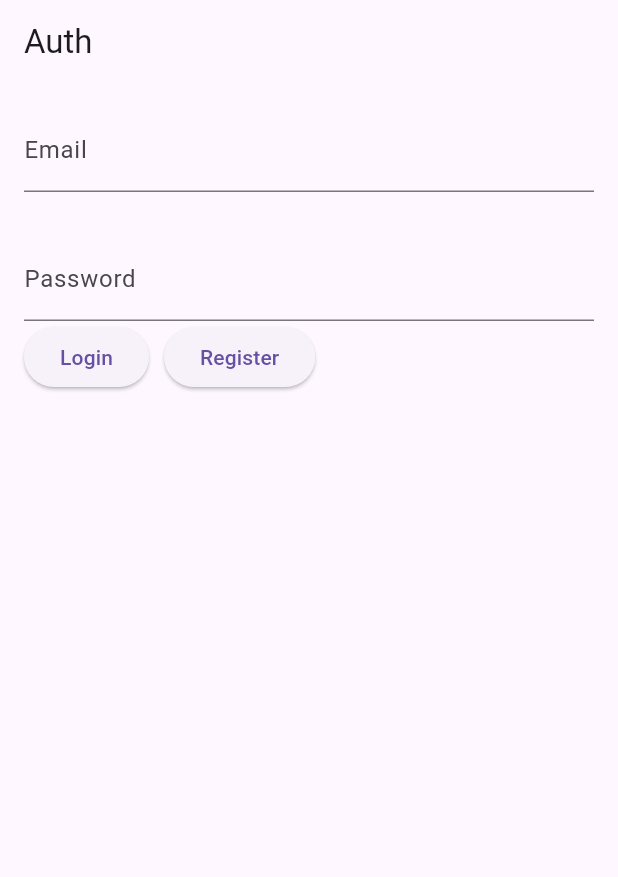
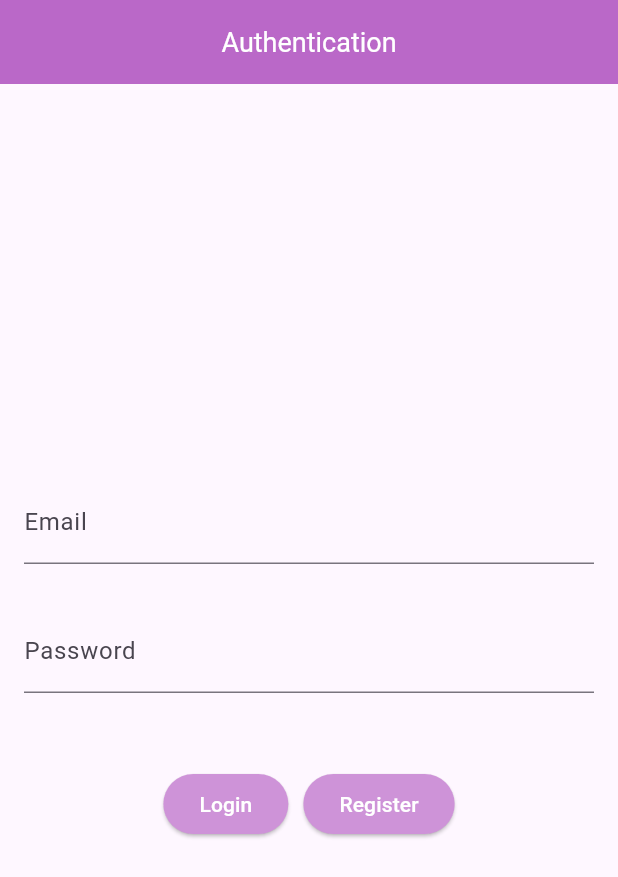
Before and after one commit to RenjimaRamaneesh/alyalayis_interview, a Flutter app: the screen it shows after launch, on a phone screen of 412 x 824 dp. Shown: the top 877 px of the screen. Run offline on Flutter 3.47's test engine with Material 3 defaults, Android fonts, the phone set to English and light mode, and no system bars; our stand-ins replace cloud_firestore, firebase_auth, firebase_core, flutter_local_notifications, sqflite, table_calendar; accounts and stored records are empty.

Commit message:
ui changes and retrieving from list

```diff
--- a/lib/screens/add_task_screen.dart
+++ b/lib/screens/add_task_screen.dart
@@ -3,6 +3,7 @@ import 'package:provider/provider.dart';
 
 import '../model/task.dart';
 import '../provider/task_provider.dart';
+
 
 
 class AddTaskScreen extends StatefulWidget {
@@ -38,7 +39,6 @@ class _AddTaskScreenState extends State<AddTaskScreen> {
             ElevatedButton(
               onPressed: () {
                 if (title.isNotEmpty && description.isNotEmpty) {
-
                   final task = Task(
                     title: title,
                     description: description,
@@ -48,7 +48,6 @@ class _AddTaskScreenState extends State<AddTaskScreen> {
 
                   Navigator.pop(context);
                 } else {
-
                   ScaffoldMessenger.of(context).showSnackBar(const SnackBar(
                     content: Text('Please fill in both fields'),
                   ));
--- a/lib/screens/auth_screen.dart
+++ b/lib/screens/auth_screen.dart
@@ -56,33 +56,42 @@ class _AuthScreenState extends State<AuthScreen> {
   @override
   Widget build(BuildContext context) {
     return Scaffold(
-      appBar: AppBar(title: Text('Auth')),
+      appBar: AppBar(
+        centerTitle: true,
+        backgroundColor: Colors.purple[300],
+          title: const Text('Authentication',style: TextStyle(color: Colors.white,fontSize: 18,),),
+      ),
       body: Padding(
-        padding: EdgeInsets.all(16.0),
+        padding: const EdgeInsets.all(16.0),
         child: Column(
+          mainAxisAlignment: MainAxisAlignment.center,
+          crossAxisAlignment: CrossAxisAlignment.center,
           children: [
             TextField(
-              decoration: InputDecoration(labelText: 'Email'),
+              decoration: const InputDecoration(labelText: 'Email'),
               onChanged: (value) {
                 email = value;
               },
             ),
 
-            SizedBox(height:30),
+            const SizedBox(height:30),
             TextField(
-              decoration: InputDecoration(labelText: 'Password'),
+              decoration: const InputDecoration(labelText: 'Password'),
               obscureText: true,
               onChanged: (value) {
                 password = value;
               },
             ),
+            const SizedBox(height: 50,),
             isLoading
-                ? CircularProgressIndicator()
+                ? const CircularProgressIndicator()
                 : Row(
+              mainAxisAlignment: MainAxisAlignment.center,
+              crossAxisAlignment: CrossAxisAlignment.center,
               children: [
-                ElevatedButton(onPressed: login, child: Text('Login')),
-                SizedBox(width: 10),
-                ElevatedButton(onPressed: register, child: Text('Register')),
+                ElevatedButton(onPressed: login, child: Text('Login',style: TextStyle(color: Colors.white),),style: ButtonStyle(backgroundColor: MaterialStateProperty.all<Color>(Colors.purple.shade200)),),
+                const SizedBox(width: 10),
+                ElevatedButton(onPressed: register, child: Text('Register',style: TextStyle(color: Colors.white),),style: ButtonStyle(backgroundColor: MaterialStateProperty.all<Color>(Colors.purple.shade200)),),
               ],
             ),
           ],
```
Also changed, not shown: lib/main.dart (+16 -27 lines), lib/provider/task_provider.dart (+20 -10 lines), lib/screens/home_screen.dart (+29 -10 lines).
